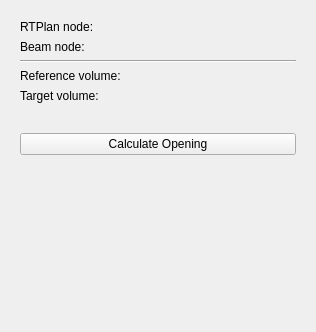
This is MlcOpening/Resources/UI/qSlicerLoadableModuleTemplateModuleWidget.ui in MichaelColonel/SlicerRT as Qt 5 draws it before an edit; both pictures show x 0 to 316 and y 0 to 332 of the 316 by 518 pixel window. The edited form follows.
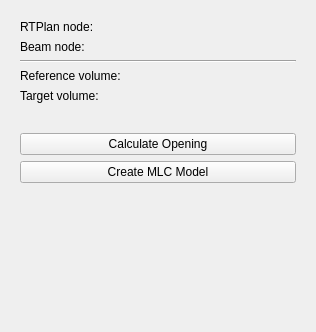
This is the edited form. Custom widgets are drawn as their Qt base class.

Commit message: Crude MLC model added

Diff of the .ui file:
```diff
--- a/MlcOpening/Resources/UI/qSlicerLoadableModuleTemplateModuleWidget.ui
+++ b/MlcOpening/Resources/UI/qSlicerLoadableModuleTemplateModuleWidget.ui
@@ -87,6 +87,13 @@
         </property>
        </widget>
       </item>
+      <item row="3" column="0">
+       <widget class="QPushButton" name="CalculateOpeningPushButton1">
+        <property name="text">
+         <string>Create MLC Model</string>
+        </property>
+       </widget>
+      </item>
      </layout>
     </widget>
    </item>
```
The commit also changes 7 other files.
